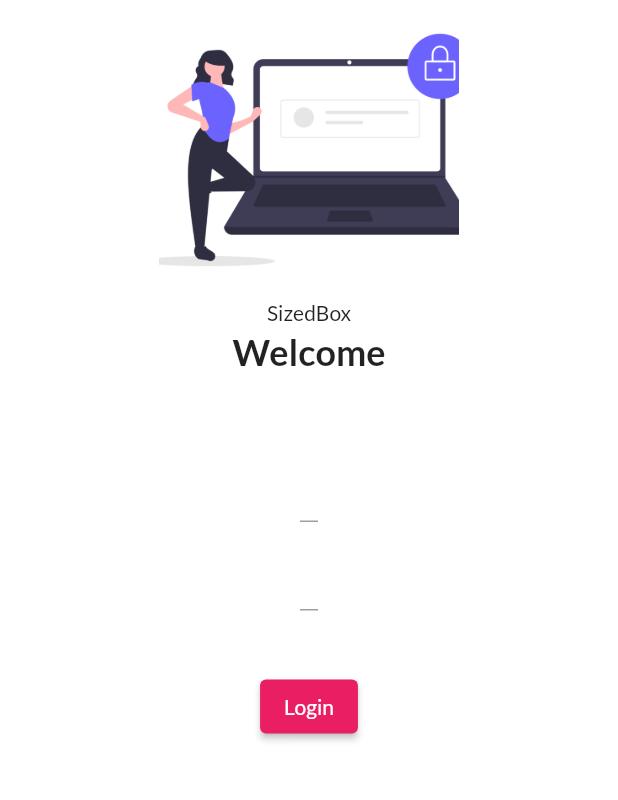
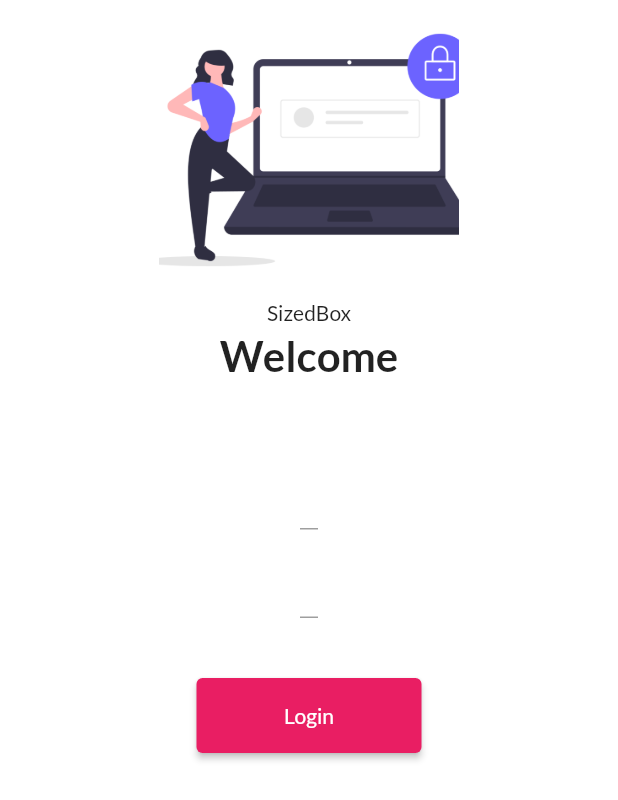
Before and after one commit to Iman129/myflutterwork, a Flutter app: the screen it shows after launch, on a phone screen of 412 x 824 dp. Shown: the top 800 px of the screen. Run offline on Flutter 3.47's test engine with Material 2 defaults, Android fonts, the phone set to English and light mode, and no system bars; our stand-ins replace google_fonts.

Commit message:
Day5new completedf

```diff
--- a/lib/main.dart
+++ b/lib/main.dart
@@ -2,6 +2,7 @@ import 'package:flutter/material.dart';
 import 'package:myfirst_app/pages/home_page.dart';
 import 'package:myfirst_app/pages/login_page.dart';
 import 'package:google_fonts/google_fonts.dart';
+import 'package:myfirst_app/utils/routes.dart';
 
 void main() {
   runApp(MyApp());
@@ -29,8 +30,8 @@ class MyApp extends StatelessWidget {
       //initialRoute: "/home",
       routes: {
         "/": (context) => LoginPage(), //by default this page
-        "/login": (context) => LoginPage(),
-        "/home": (context) => HomePage()
+        MyRoutes.HomeRoute: (context) => HomePage(),
+       MyRoutes.LoginRoute: (context) => LoginPage()
       },
     );
   }
--- a/lib/pages/login_page.dart
+++ b/lib/pages/login_page.dart
@@ -1,10 +1,13 @@
+import 'package:flutter/cupertino.dart';
 import 'package:flutter/material.dart';
+import 'package:myfirst_app/utils/routes.dart';
 
 class LoginPage extends StatelessWidget {
   @override
   Widget build(BuildContext context) {
     return Material(
         color: Colors.white,
+        child: SingleChildScrollView(
           child: Column(
             children: [
               Image.asset(
@@ -19,7 +22,7 @@ class LoginPage extends StatelessWidget {
               ),
               Text(
                 "Welcome",
-              style: TextStyle(fontSize: 24, fontWeight: FontWeight.bold),
+                style: TextStyle(fontSize: 28, fontWeight: FontWeight.bold),
               ),
               SizedBox(
                 height: 20.0,
@@ -48,12 +51,13 @@ class LoginPage extends StatelessWidget {
               ),
               ElevatedButton(
                 onPressed: () {
-                print("Hello its your profile page");
+                  Navigator.pushNamed(context, MyRoutes.HomeRoute);
                 },
                 child: Text("Login"),
-              style: TextButton.styleFrom(),
+                style: TextButton.styleFrom(minimumSize: Size(150, 50)),
               )
             ],
+          ),
         ));
   }
 }
--- /dev/null
+++ b/lib/utils/routes.dart
@@ -0,0 +1,4 @@
+class MyRoutes{
+  static String LoginRoute="/login";
+   static String HomeRoute="/home";
+}
```
Lines whose indentation alone changed are shown as unchanged.
